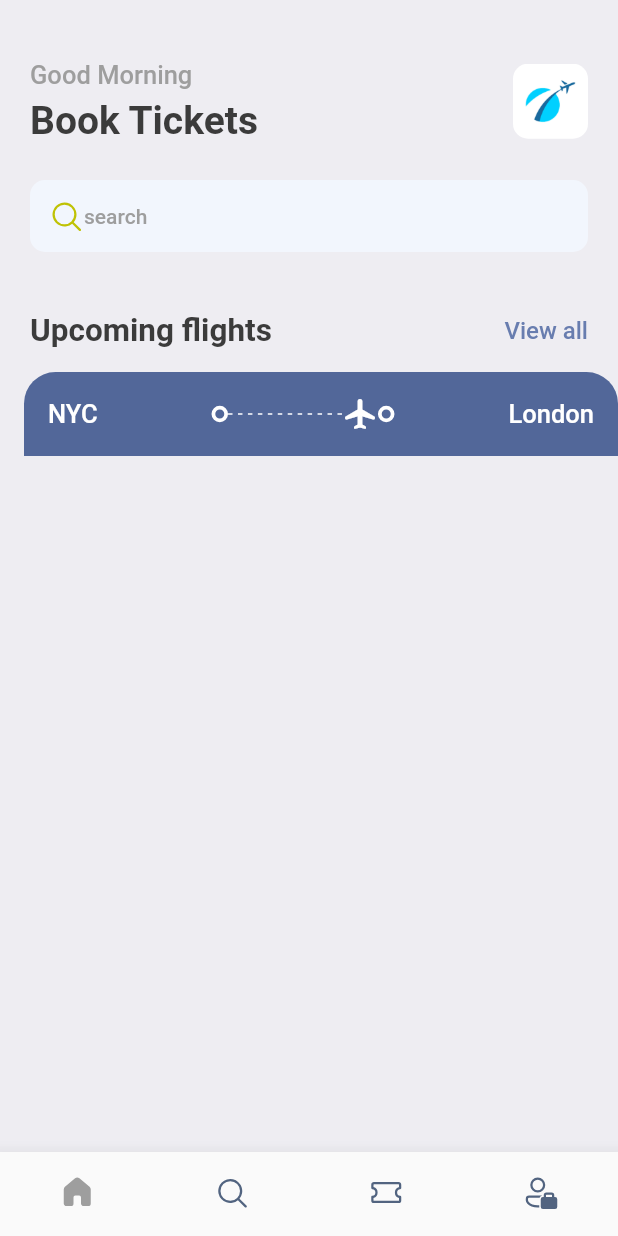
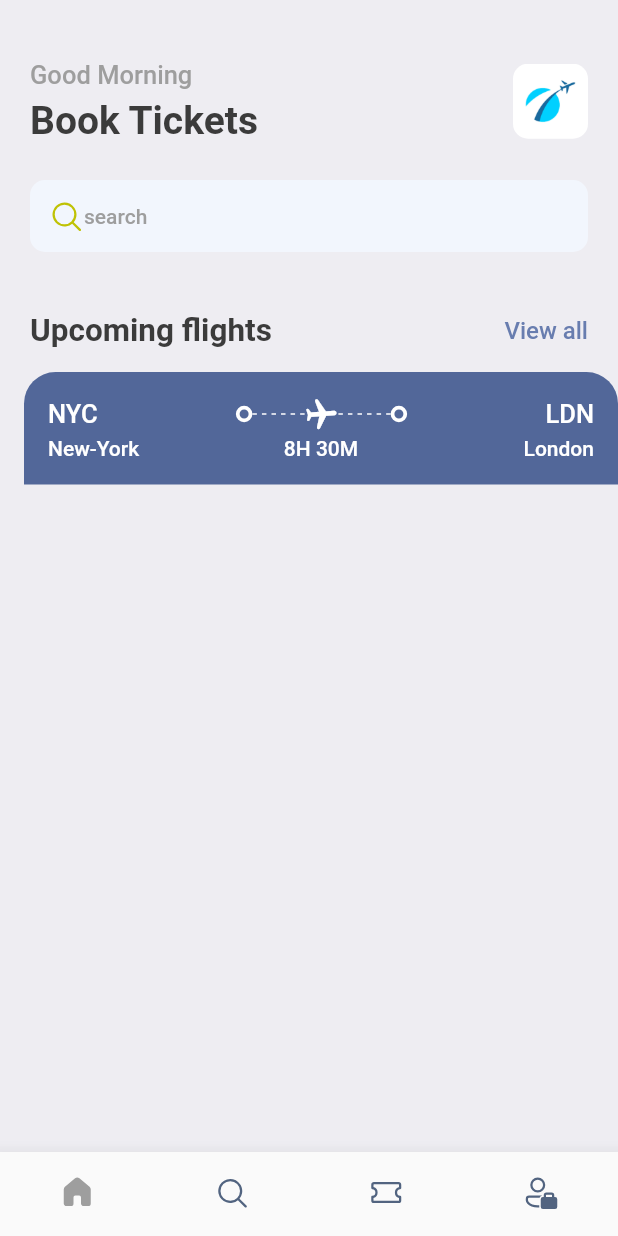
Before and after one commit to kosalaMaduwantha/Project_Based_Learning, a Flutter app: the screen it shows after launch, on a phone screen of 412 x 824 dp. Run offline on Flutter 3.47's test engine with Material 2 defaults, Android fonts, the phone set to English and light mode, and no system bars; our stand-ins replace fluentui_icons, gap.

Commit message:
Update ticket_views.dart

```diff
--- a/flutter_learning/flutter_application_4/lib/screens/ticket_views.dart
+++ b/flutter_learning/flutter_application_4/lib/screens/ticket_views.dart
@@ -4,6 +4,7 @@ import 'package:flutter/src/widgets/framework.dart';
 import 'package:flutter_application_4/utils/app_layout.dart';
 import 'package:flutter_application_4/utils/app_styles.dart';
 import 'package:flutter_application_4/widgets/thick_container.dart';
+import 'package:gap/gap.dart';
 
 class TicketView extends StatelessWidget {
   const TicketView({Key? key}) : super(key: key);
@@ -18,6 +19,10 @@ class TicketView extends StatelessWidget {
         margin: const EdgeInsets.only(left: 16),
         child: Column(
           children: [
+            /*
+              showing the blue part of the ticket
+            */
+
             Container(
               decoration: const BoxDecoration(
                   color: Color(0xFF526799),
@@ -36,7 +41,10 @@ class TicketView extends StatelessWidget {
                     Expanded(child: Container()),
                     ThickContainer(),
                     Expanded(
-                      child: SizedBox(
+
+                      child: Stack(
+                          children: [
+                            SizedBox(
                         height: 24,
                         child: LayoutBuilder(
                           builder: (BuildContext context,
@@ -59,22 +67,45 @@ class TicketView extends StatelessWidget {
                           },
                         ),
                       ),
-                    ),
-                    Icon(
-                      Icons.local_airport_rounded,
-                      color: Colors.white,
-                    ),
+                            Center(
+                              child: Transform.rotate(
+                                angle: 1.5,
+                                child: const Icon(
+                                  Icons.local_airport_rounded,
+                                  color: Colors.white,
+                                ),
+                              ),
+                            ),]
+                    )),
                     ThickContainer(),
                     Expanded(child: Container()),
                     Text(
-                      "London",
+                      "LDN",
                       style:
                           Styles.headlineStyle3.copyWith(color: Colors.white),
+                    ),
+                  ],
+                ),
+                const Gap(3),
+                Row(
+                  mainAxisAlignment: MainAxisAlignment.spaceBetween,
+                  children: [
+                    SizedBox(
+                      width: 100,
+                      child: Text("New-York", style: Styles.headlineStyle4.copyWith(color: Colors.white),),
+                    ),
+                    Text("8H 30M", style: Styles.headlineStyle4.copyWith(color: Colors.white),),
+                    SizedBox(
+                      width: 100,
+                      child: Text("London", textAlign: TextAlign.end, style: Styles.headlineStyle4.copyWith(color: Colors.white),),
                     ),
                   ],
                 )
               ]),
             )
+            /*
+              Showing the red part of the ticket
+             */
           ],
         ),
       ),
```
